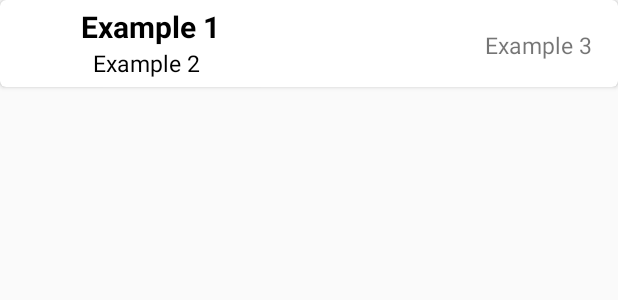
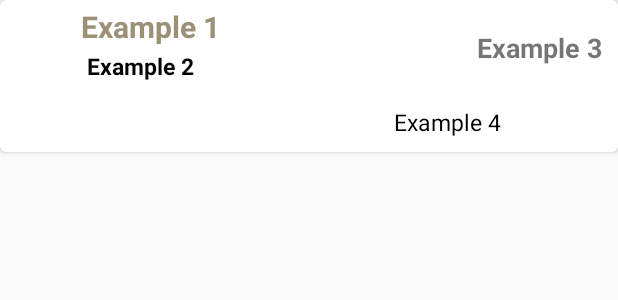
Before and after one commit to wailooon/QR-Door-Lock-System, an Android app: the layout history_item.xml on its own in the app's theme, with its tools: preview values and no code run, on a phone screen of 412 x 824 dp. Shown: the top 300 px of the screen. Run offline under Robolectric (Android 15) with nearby library versions, the phone set to English and light mode, and no system bars.

Commit message:
add history page
add history page

```diff
--- a/QRFaceLockSystem/app/src/main/res/layout/history_item.xml
+++ b/QRFaceLockSystem/app/src/main/res/layout/history_item.xml
@@ -7,56 +7,77 @@
 
     <RelativeLayout
         android:layout_width="match_parent"
-        android:layout_height="match_parent"
+        android:layout_height="93dp"
         android:layout_margin="4dp">
 
         <ImageView
+            android:id="@+id/imageView"
             android:layout_width="50dp"
             android:layout_height="50dp"
-            android:padding="2dp"
-            android:id="@+id/imageView">
+            android:padding="2dp">
 
         </ImageView>
 
         <TextView
+            android:id="@+id/deviceName_history"
             android:layout_width="wrap_content"
             android:layout_height="wrap_content"
-            android:text="Example 1"
-            android:textSize="20sp"
-            android:textStyle="bold"
-            android:textColor="@android:color/black"
             android:layout_alignParentTop="true"
             android:layout_toEndOf="@+id/imageView"
-            android:id="@+id/deviceName_history">
+            android:text="Example 1"
+            android:textColor="@color/colorStatusBar"
+            android:textSize="20sp"
+            android:textStyle="bold">
 
         </TextView>
 
         <TextView
             android:id="@+id/dateTime_history"
-            android:layout_width="wrap_content"
+            android:layout_width="210dp"
             android:layout_height="wrap_content"
-            android:text="Example 2"
+            android:layout_below="@+id/deviceName_history"
+            android:layout_marginStart="139dp"
+            android:layout_marginTop="39dp"
+            android:layout_toEndOf="@+id/imageView"
+            android:text="Example 4"
+            android:textAlignment="center"
             android:textColor="@android:color/black"
-            android:textSize="15sp"
-            android:layout_below="@+id/deviceName_history"
-            android:layout_toEndOf="@+id/imageView"
-            android:layout_marginStart="8dp">
+            android:textSize="15sp">
 
         </TextView>
 
         <TextView
             android:id="@+id/lockStatus_history"
-            android:layout_width="82dp"
-            android:layout_height="wrap_content"
+            android:layout_width="90dp"
+            android:layout_height="36dp"
             android:layout_alignParentTop="true"
             android:layout_alignParentEnd="true"
-            android:layout_marginStart="263dp"
+            android:layout_marginStart="260dp"
             android:layout_marginTop="15dp"
-            android:layout_marginEnd="8dp"
+            android:layout_marginEnd="3dp"
             android:layout_toEndOf="@+id/imageView"
             android:text="Example 3"
             android:textAlignment="center"
-            android:textSize="15sp">
+            android:textSize="18sp"
+            android:textStyle="bold">
+
+        </TextView>
+
+        <TextView
+            android:id="@+id/description_history"
+            android:layout_width="248dp"
+            android:layout_height="35dp"
+            android:layout_alignParentTop="true"
+            android:layout_alignParentEnd="true"
+            android:layout_marginStart="4dp"
+            android:layout_marginTop="29dp"
+            android:layout_marginEnd="101dp"
+            android:layout_toEndOf="@+id/imageView"
+            android:text="Example 2"
+            android:textAlignment="viewStart"
+            android:textColor="#050505"
+            android:textSize="15sp"
+            android:textStyle="bold">
 
         </TextView>
 
```
Also changed, not shown: QRFaceLockSystem/app/src/main/java/com/example/qrfacelocksystem/HistoryActivity.java (+36 -21 lines), QRFaceLockSystem/app/src/main/java/com/example/qrfacelocksystem/HomeActivity.java (+39 -11 lines), QRFaceLockSystem/app/src/main/res/layout/activity_home.xml (+105 -89 lines).
